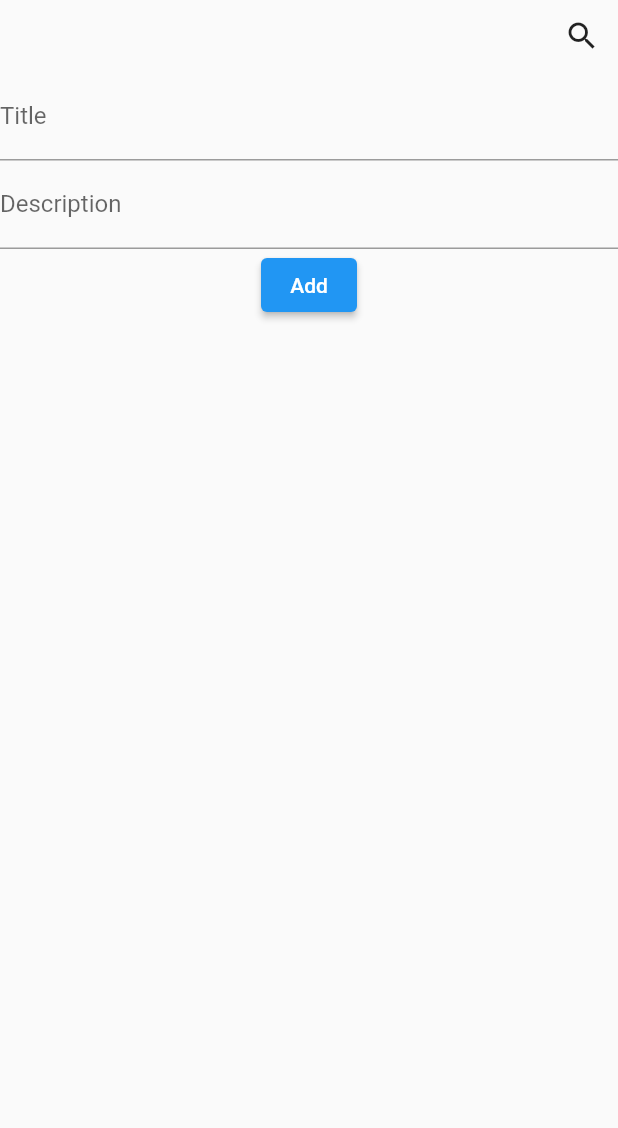
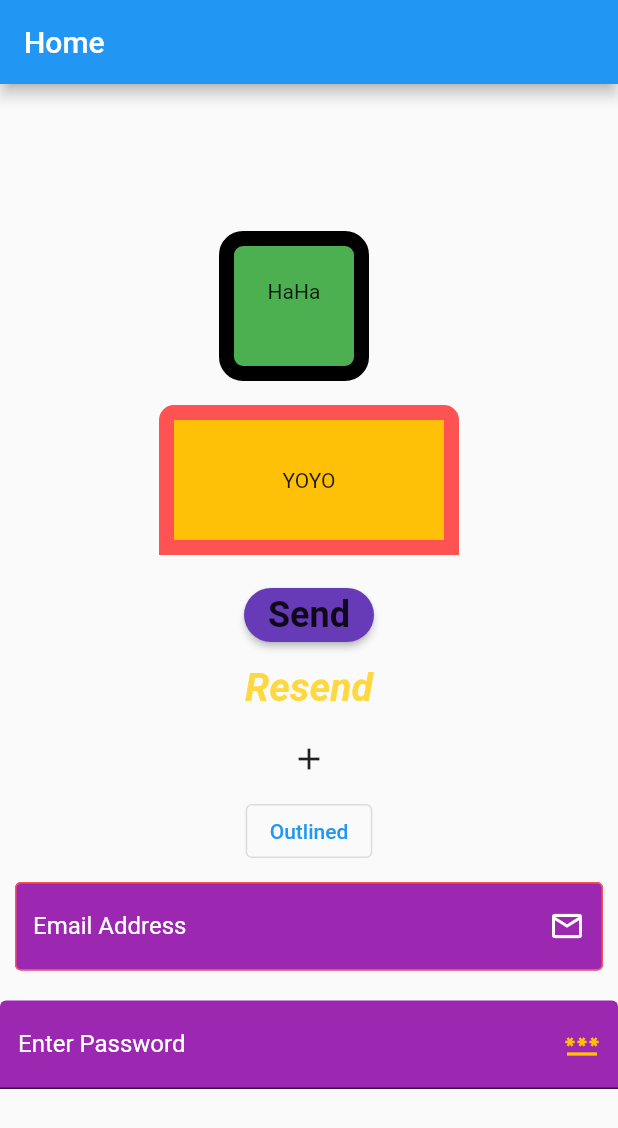
Before and after one commit to Skaditya007/Flutter_RESTAPI_Firebase, a Flutter app: the screen it shows after launch, on a phone screen of 412 x 824 dp. Shown: the top 1128 px of the screen. Run offline on Flutter 3.47's test engine with Material 2 defaults, Android fonts, the light colour scheme and no system bars.

Commit message:
Buttons,Textfields,Container,Form

```diff
--- a/lib/main.dart
+++ b/lib/main.dart
@@ -1,176 +1,169 @@
 import 'package:flutter/material.dart';
 
-void main() => runApp(MyApp());
+void main() {
+  runApp(MyApp());
+}
 
-class MyApp extends StatelessWidget {
+class  MyApp extends StatelessWidget {
+
   @override
   Widget build(BuildContext context) {
     return MaterialApp(
-      home: TextList(),
+      debugShowCheckedModeBanner: true,
+      home: HomeScreen(),
+      title: 'Adityas App',
     );
   }
 }
 
-class TextList extends StatefulWidget {
-  @override
-  _TextListState createState() => _TextListState();
-}
-
-class _TextListState extends State<TextList> {
-  List<Item> items = [];
-  final titleController = TextEditingController();
-  final descriptionController = TextEditingController();
+class HomeScreen extends StatelessWidget {
+  const HomeScreen({super.key});
 
   @override
   Widget build(BuildContext context) {
     return Scaffold(
-      body: Column(
+      appBar: AppBar(
+        title: Text('Home'),
+      ),
+      body:
+        Center(
+          child:
+            Column(
+              mainAxisAlignment: MainAxisAlignment.center,
               children: [
-          Row(
-            children: [
-              Spacer(),
-              IconButton(
-                icon: Icon(Icons.search),
-                onPressed: () {
-                  // Implement search functionality
-                },
+
+                Container(
+                  width:100,
+                  height:100,
+                  alignment: Alignment.center,
+                  margin:EdgeInsets.only(right:20),
+                  padding:EdgeInsets.only(bottom:20),
+                  decoration: BoxDecoration(
+                    color: Colors.green,
+                    // shape:
+                    border: Border.all(color: Colors.black,width: 10),
+                    borderRadius: BorderRadius.circular(16),
+
                   ),
-            ],
+
+                  child: Text('HaHa'),
                 ),
-          TextField(
-            controller: titleController,
-            decoration: InputDecoration(
-              labelText: 'Title',
-              hintText: 'Enter the title',
+                Container(
+                  width: 200,
+                  height: 100,
+                  child: Text('YOYO'),
+                  alignment: Alignment.center,
+                  margin: EdgeInsets.all(16),
+                  padding: EdgeInsets.all(16),
+                  decoration: BoxDecoration(
+                    color: Colors.amber,
+                    // shape:
+                    border: Border.all(color: Colors.redAccent,width: 10),
+                    borderRadius: BorderRadius.only(topLeft:Radius.circular(10),topRight:Radius.circular(10)),
+
                   ),
                 ),
-          TextField(
-            controller: descriptionController,
-            decoration: InputDecoration(
-              labelText: 'Description',
-              hintText: 'Enter the description',
+
+                ElevatedButton(
+                style: ElevatedButton.styleFrom(
+                  backgroundColor: Colors.deepPurple,
+                  shape: RoundedRectangleBorder(borderRadius: BorderRadius.circular(20)),
+                  textStyle: TextStyle(fontSize: 24,
+                  fontWeight: FontWeight.w600),
+                ),
+
+                  onPressed: () { print('Sent!'); },
+                onLongPress: (){print('Deleted!');},
+                  child: Text('Send',style:TextStyle(
+                    color: Colors.black87,
                   ),
                   ),
-          ElevatedButton(
-            onPressed: () {
-              addItem();
-            },
-            child: Text('Add'),
                 ),
-          Expanded(
-            child: ListView.builder(
-              itemCount: items.length,
-              itemBuilder: (context, index) {
-                return ListTile(
-                  title: Text(items[index].title),
-                  subtitle: Text(items[index].description),
-                  leading: Container(
-                    width: 30,
-                    height: 30,
-                    decoration: BoxDecoration(
-                      shape: BoxShape.circle,
-                      color: Colors.red,
+                TextButton( style: TextButton.styleFrom(
+                  foregroundColor: Colors.black45,
+                ),
+                  onPressed: (){print('Resent!');},
+                  onLongPress: (){print('Error!');},
+                    child: const Text('Resend',style: TextStyle(fontStyle: FontStyle.italic,fontSize: 26,fontWeight: FontWeight.w600 ,color: Colors.amberAccent)
                     ),
                 ),
-                  onLongPress: () {
-                    showOptionsDialog(index);
-                  },
-                );
-              },
+
+                IconButton(
+                  onPressed: (){print('PRESSSED!');}, icon: Icon(Icons.add),
+                ),
+
+                OutlinedButton(onPressed: (){}, child: Text('Outlined'),
+                ),
+
+                Container(
+                  // margin: EdgeInsets.all(10),
+                  padding: EdgeInsets.all(10),
+                  child: TextField(
+                    style: TextStyle(
+                      color: Colors.white,
+                    ),
+                      decoration: InputDecoration(
+                        fillColor: Colors.purple,
+                        filled: true,
+                        hintText: 'Enter your Email.',
+                        hintStyle: TextStyle(
+                          color:Colors.white70
+                        ),
+                        suffixIcon: Icon(Icons.email_outlined),
+                        suffixIconColor: Colors.white,
+                        label : Text('Email Address'),
+                        labelStyle: TextStyle(
+                          color: Colors.white
+                        ),
+                         border: OutlineInputBorder(),
+                         enabledBorder: OutlineInputBorder(
+                          borderSide: BorderSide(color: Colors.redAccent),
+                        ),
+
+                        disabledBorder: OutlineInputBorder(
+                          borderSide: BorderSide(color: Colors.white),
+                        ),
+
+                        focusedBorder: OutlineInputBorder(
+                          borderSide: BorderSide(color: Colors.green),
+                        ),
+
                       ),
                   ),
+                ),
+
+                SizedBox(height: 10,
+                    width: 10,
+                ),
+
+                TextField(
+                  obscureText: true,
+                  obscuringCharacter: '*',
+                  style: TextStyle(
+                    color: Colors.amber,
+                  ),
+                    decoration: InputDecoration(
+                      fillColor: Colors.purple,
+                      filled: true,
+                      hintText: 'Password.',
+                      hintStyle: TextStyle(
+                        color:Colors.white70
+                      ),
+                      suffixIcon: Icon(Icons.password),
+                      suffixIconColor: Colors.amber,
+                      label : Text('Enter Password'),
+                      labelStyle: TextStyle(
+                          color: Colors.white
+                      ),
+                    ),
+                ),
+
+
+
               ],
-      ),
-    );
-  }
 
-  void addItem() {
-    String title = titleController.text;
-    String description = descriptionController.text;
-
-    if (title.isNotEmpty && description.isNotEmpty) {
-      setState(() {
-        items.add(Item(title, description));
-        titleController.clear();
-        descriptionController.clear();
-      });
-    }
-  }
-
-  void showOptionsDialog(int index) {
-    showDialog(
-      context: context,
-      builder: (BuildContext context) {
-        return AlertDialog(
-          title: Text('Alert!!'),
-          actions: <Widget>[
-            TextButton(
-              child: Text('Edit'),
-              onPressed: () {
-                Navigator.of(context).pop();
-                showEditBottomSheet(index);
-              },
-            ),
-            TextButton(
-              child: Text('Delete'),
-              onPressed: () {
-                setState(() {
-                  items.removeAt(index);
-                });
-                Navigator.of(context).pop();
-              },
-            ),
-          ],
-        );
-      },
-    );
-  }
-
-  void showEditBottomSheet(int index) {
-    String editedTitle = items[index].title;
-    String editedDescription = items[index].description;
-
-    showModalBottomSheet(
-      context: context,
-      builder: (BuildContext context) {
-        return Container(
-          padding: EdgeInsets.all(16),
-          child: Column(
-            children: [
-              Text('Edit Item'),
-              TextField(
-                controller: TextEditingController(text: editedTitle),
-                onChanged: (value) {
-                  editedTitle = value;
-                },
-              ),
-              TextField(
-                controller: TextEditingController(text: editedDescription),
-                onChanged: (value) {
-                  editedDescription = value;
-                },
-              ),
-              ElevatedButton(
-                onPressed: () {
-                  setState(() {
-                    items[index].title = editedTitle;
-                    items[index].description = editedDescription;
-                  });
-                  Navigator.of(context).pop();
-                },
-                child: Text('Save'),
-              ),
-            ],
-          ),
-        );
-      },
+            )
+        )
     );
   }
 }
-
-class Item {
-  String title;
-  String description;
-
-  Item(this.title, this.description);
-}
```
Lines whose indentation alone changed are shown as unchanged.
